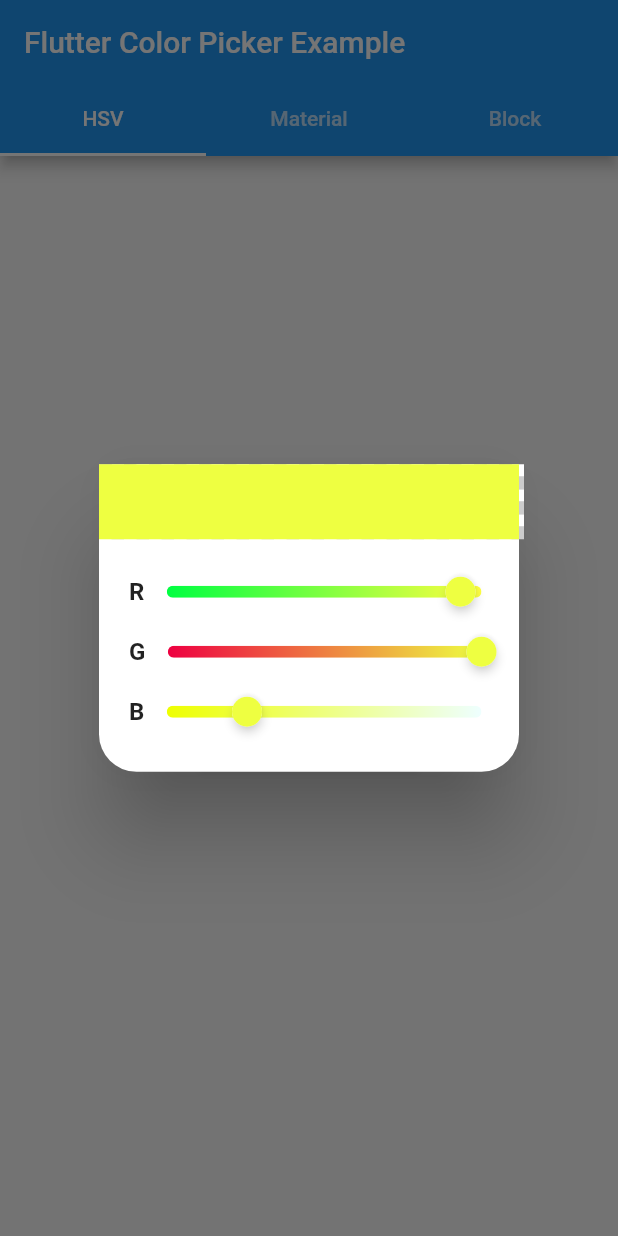
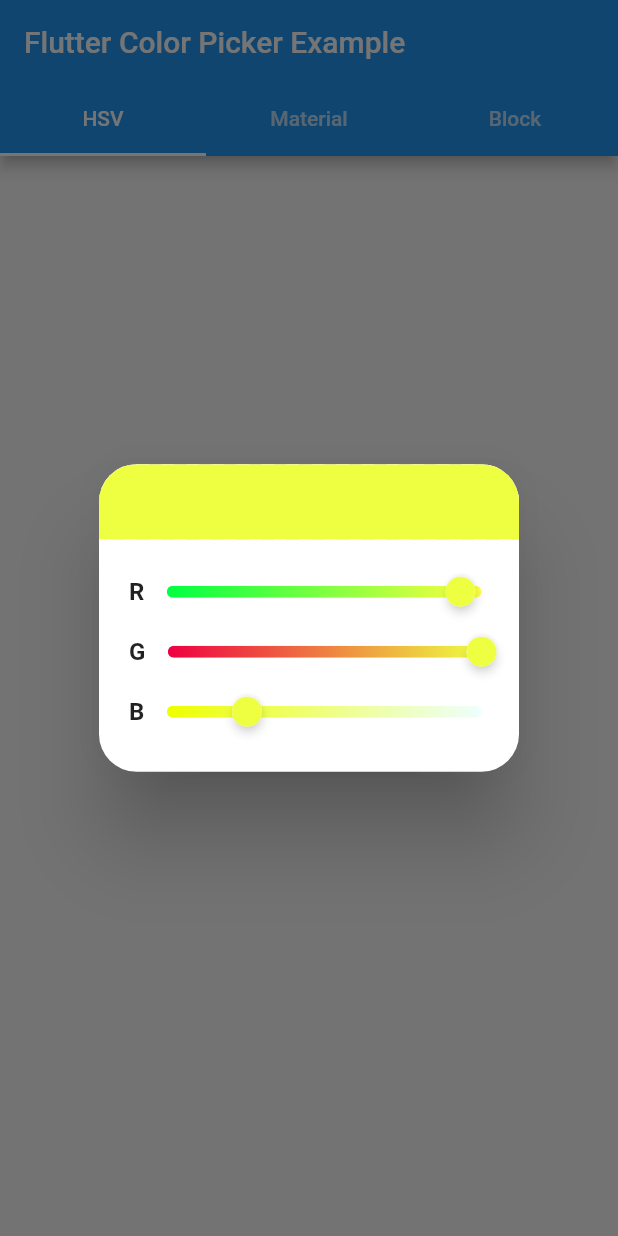
Before and after one commit to mchome/flutter_colorpicker, a Flutter app: the screen it shows after launch, after a tap on "Change me again", on a phone screen of 412 x 824 dp. Run offline on Flutter 3.47's test engine with Material 2 defaults, Android fonts, the phone set to English and light mode, and no system bars.

Commit message:
add indicatorBorderRadius

```diff
--- a/example/lib/main.dart
+++ b/example/lib/main.dart
@@ -1,8 +1,13 @@
 import 'package:flutter/material.dart';
+// import 'package:flutter/foundation.dart'
+//     show debugDefaultTargetPlatformOverride;
 
 import 'package:flutter_colorpicker/flutter_colorpicker.dart';
 
-void main() => runApp(MaterialApp(home: MyApp()));
+void main() {
+  // debugDefaultTargetPlatformOverride = TargetPlatform.fuchsia;
+  runApp(MaterialApp(home: MyApp()));
+}
 
 class MyApp extends StatefulWidget {
   @override
@@ -97,6 +102,10 @@ class _MyAppState extends State<MyApp> {
                                 displayThumbColor: true,
                                 showLabel: false,
                                 showIndicator: true,
+                                indicatorBorderRadius:
+                                    const BorderRadius.vertical(
+                                  top: const Radius.circular(25.0),
+                                ),
                               ),
                             ),
                           );
--- a/lib/src/colorpicker.dart
+++ b/lib/src/colorpicker.dart
@@ -2,7 +2,7 @@
 ///
 /// You can create your own layout by importing `hsv_picker.dart`.
 
-library flutter_colorpicker;
+library hsv_picker;
 
 import 'package:flutter/material.dart';
 
@@ -191,10 +191,12 @@ class SlidePicker extends StatefulWidget {
     this.indicatorAlignmentBegin: const Alignment(-1.0, -3.0),
     this.indicatorAlignmentEnd: const Alignment(1.0, 3.0),
     this.displayThumbColor: false,
+    this.indicatorBorderRadius: const BorderRadius.all(Radius.zero),
   })  : assert(paletteType != null),
         assert(showSliderText != null),
         assert(enableAlpha != null),
-        assert(showLabel != null);
+        assert(showLabel != null),
+        assert(indicatorBorderRadius != null);
 
   final Color pickerColor;
   final ValueChanged<Color> onColorChanged;
@@ -210,6 +212,7 @@ class SlidePicker extends StatefulWidget {
   final AlignmentGeometry indicatorAlignmentBegin;
   final AlignmentGeometry indicatorAlignmentEnd;
   final bool displayThumbColor;
+  final BorderRadius indicatorBorderRadius;
 
   @override
   State<StatefulWidget> createState() => _SlidePickerState();
@@ -244,7 +247,9 @@ class _SlidePickerState extends State<SlidePicker> {
   }
 
   Widget indicator() {
-    return Container(
+    return ClipRRect(
+      borderRadius: widget.indicatorBorderRadius,
+      child: Container(
         width: widget.indicatorSize.width,
         height: widget.indicatorSize.height,
         margin: const EdgeInsets.only(bottom: 15.0),
@@ -262,6 +267,7 @@ class _SlidePickerState extends State<SlidePicker> {
           ),
         ),
         child: const CustomPaint(painter: const CheckerPainter()),
+      ),
     );
   }
 
--- a/pubspec.yaml
+++ b/pubspec.yaml
@@ -1,6 +1,6 @@
 name: flutter_colorpicker
 description: A HSV(HSB)/HSL color picker inspired by chrome devtools and a material color picker for your flutter app.
-version: 0.3.1
+version: 0.3.2
 homepage: https://github.com/mchome/flutter_colorpicker
 
 dependencies:
```
Also changed, not shown: 1 other file. Lines whose indentation alone changed are shown as unchanged.
